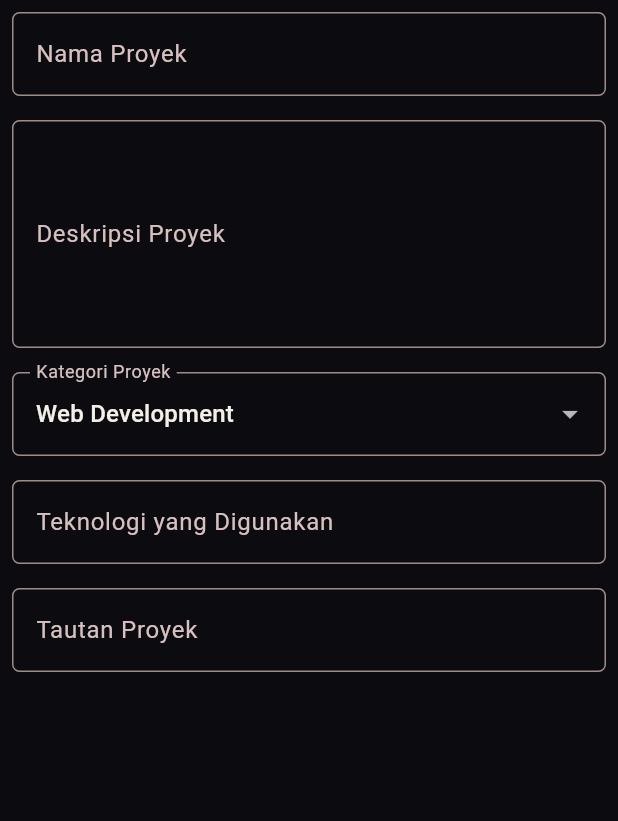
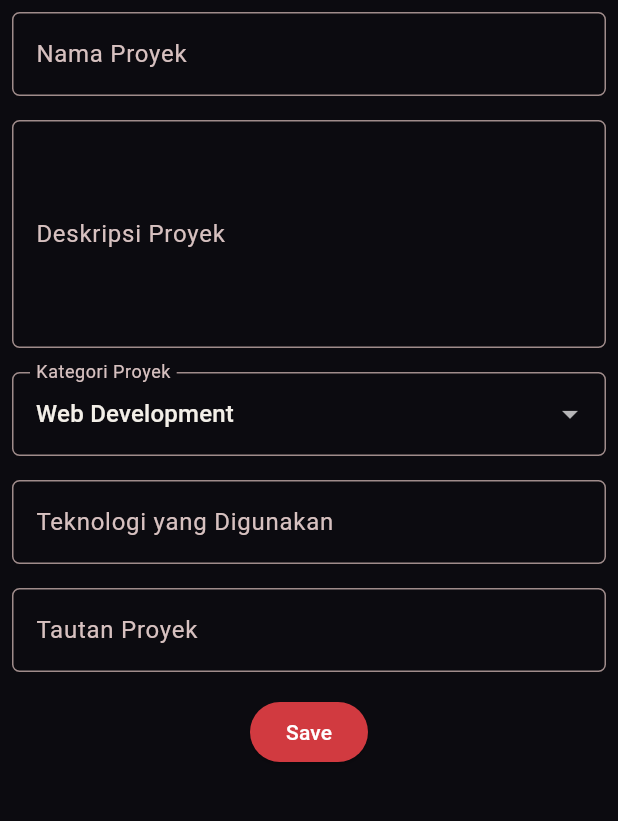
Before and after one commit to raniaysnn/myportofolio_mobile, a Flutter app: the ProjectFormPage screen opened directly, on a phone screen of 412 x 824 dp, the part 84-905 px from its top. Run offline on Flutter 3.47's test engine with Material 3 defaults, Android fonts, the phone set to English and light mode, and no system bars; our stand-ins replace material_ui.

Commit message:
feat: tambah tombol Save yang memvalidasi form dan menampilkan AlertDialog

```diff
--- a/lib/project_form.dart
+++ b/lib/project_form.dart
@@ -152,6 +152,46 @@ class _ProjectFormPageState extends State<ProjectFormPage> {
                   },
                 ),
               ),
+              // === Tombol Simpan ===
+              Align(
+                alignment: Alignment.bottomCenter,
+                child: Padding(
+                  padding: const EdgeInsets.all(8.0),
+                  child: ElevatedButton(
+                    style: ButtonStyle(
+                      backgroundColor: WidgetStateProperty.all(
+                        Theme.of(context).colorScheme.primary,
+                      ),
+                    ),
+                    onPressed: () {
+                      // Jalankan semua validator; dialog hanya muncul jika valid.
+                      if (_formKey.currentState!.validate()) {
+                        showDialog(
+                          context: context,
+                          builder: (context) {
+                            return AlertDialog(
+                              title: const Text('Proyek berhasil ditambahkan!'),
+                              actions: [
+                                TextButton(
+                                  child: const Text('OK'),
+                                  onPressed: () {
+                                    Navigator.pop(context);
+                                    _formKey.currentState!.reset();
+                                  },
+                                ),
+                              ],
+                            );
+                          },
+                        );
+                      }
+                    },
+                    child: const Text(
+                      "Save",
+                      style: TextStyle(color: Colors.white),
+                    ),
+                  ),
+                ),
+              ),
             ],
           ),
         ),
```
